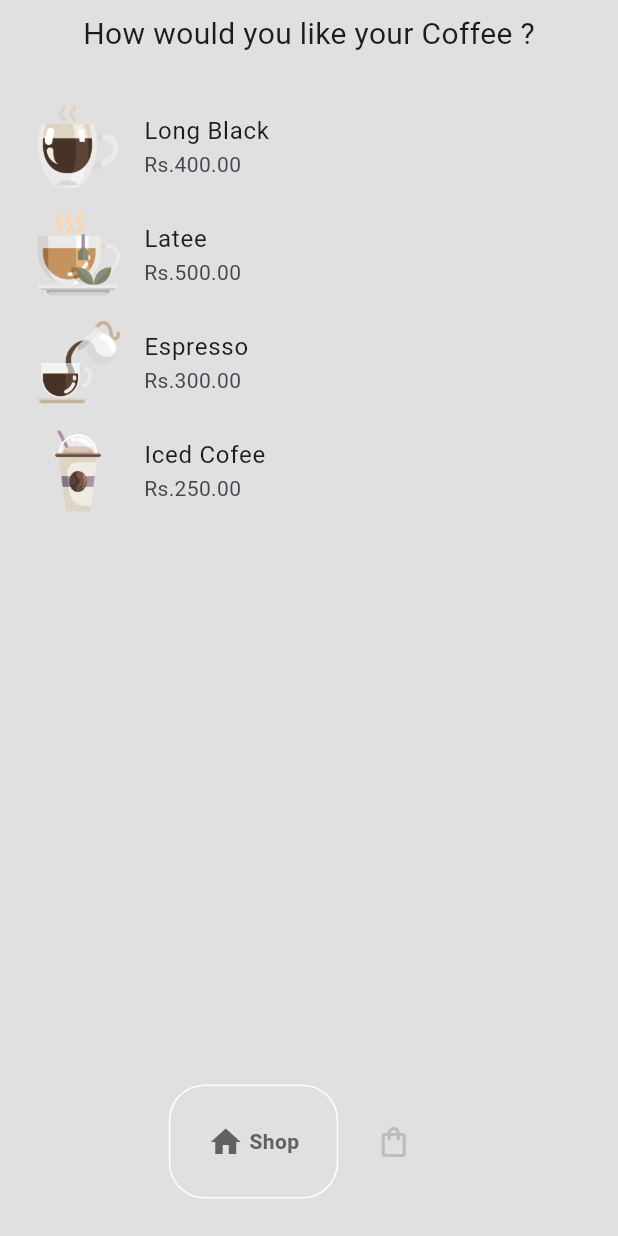
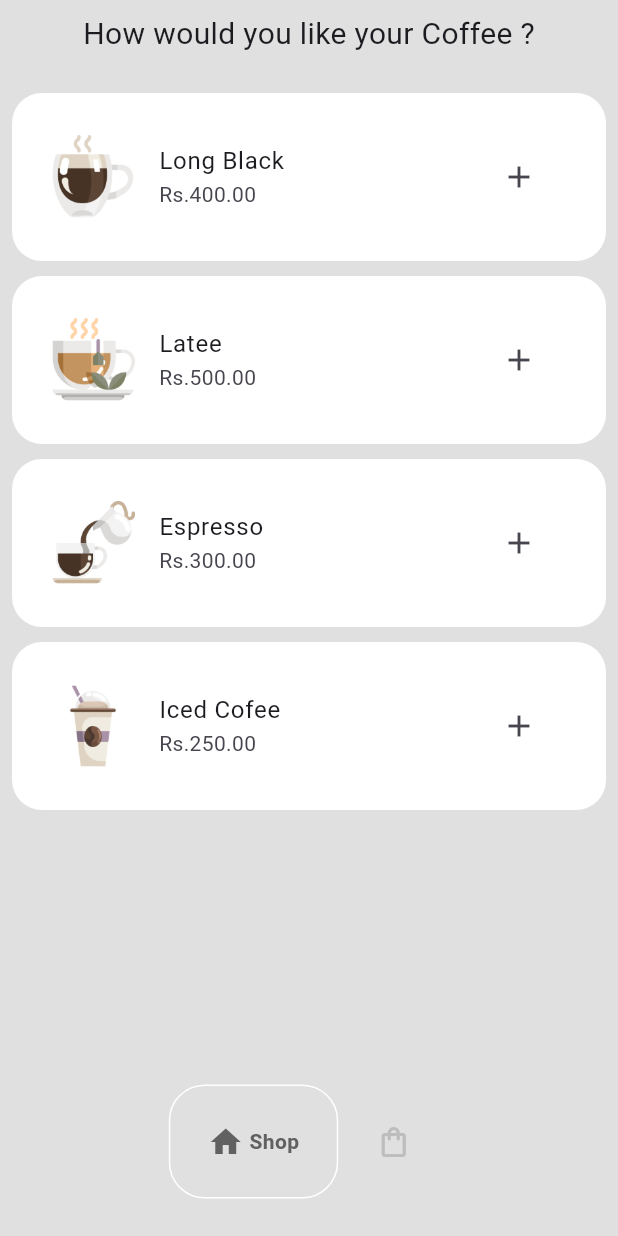
Before and after one commit to Godawela/cofee-shop, a Flutter app: the screen it shows after launch, on a phone screen of 412 x 824 dp. Run offline on Flutter 3.47's test engine with Material 3 defaults, Android fonts, the phone set to English and light mode, and no system bars; drawn by our look-alikes of google_nav_bar.

Commit message:
add button

```diff
--- a/cofeeshop/lib/components/cofee_tile.dart
+++ b/cofeeshop/lib/components/cofee_tile.dart
@@ -3,15 +3,26 @@ import 'package:flutter/material.dart';
 
 class CofeeTile extends StatelessWidget {
   final Cofee cofee;
-  const CofeeTile({super.key, required this.cofee});
+  void Function()? onPressed;
+  CofeeTile({super.key, required this.cofee, required this.onPressed});
 
   @override
   Widget build(BuildContext context) {
-    return ListTile(
-      title: Text(cofee.name),
-      subtitle: Text(cofee.price),
-      leading: Image.asset(cofee.imagepath),
+    return Container(
+      decoration: BoxDecoration(
+        borderRadius: BorderRadius.all(Radius.circular(20)),
+        color: Colors.white,
+      ),
+      margin: EdgeInsets.only(bottom: 10),
 
+      padding: EdgeInsets.symmetric(vertical:20, horizontal:10),
+      child: ListTile(
+        title: Text(cofee.name),
+        subtitle: Text(cofee.price),
+        leading: Image.asset(cofee.imagepath),
+        trailing: IconButton(icon: Icon(Icons.add), onPressed: onPressed,),
+
+      ),
     );
   }
 }
--- a/cofeeshop/lib/pages/shop_page.dart
+++ b/cofeeshop/lib/pages/shop_page.dart
@@ -12,6 +12,11 @@ class ShopPage extends StatefulWidget {
 }
 
 class _ShopPageState extends State<ShopPage> {
+      // Add the cofee to the shopping cart
+  void addToCart (Cofee cofee) {
+    Provider.of<CofeeShop> (context, listen: false).addItemToCart(cofee);
+  }
+
   @override
   Widget build(BuildContext context) {
     return Consumer<CofeeShop>(builder: (context, value, child)=>SafeArea(
@@ -28,7 +33,10 @@ class _ShopPageState extends State<ShopPage> {
               itemBuilder: (context, index){
               Cofee eachCoffee = value.coffeeShop[index];
 
-              return CofeeTile(cofee: eachCoffee);
+              return CofeeTile(
+                cofee: eachCoffee,
+                onPressed: () => eachCoffee,
+              );
 
             }
             )
```
